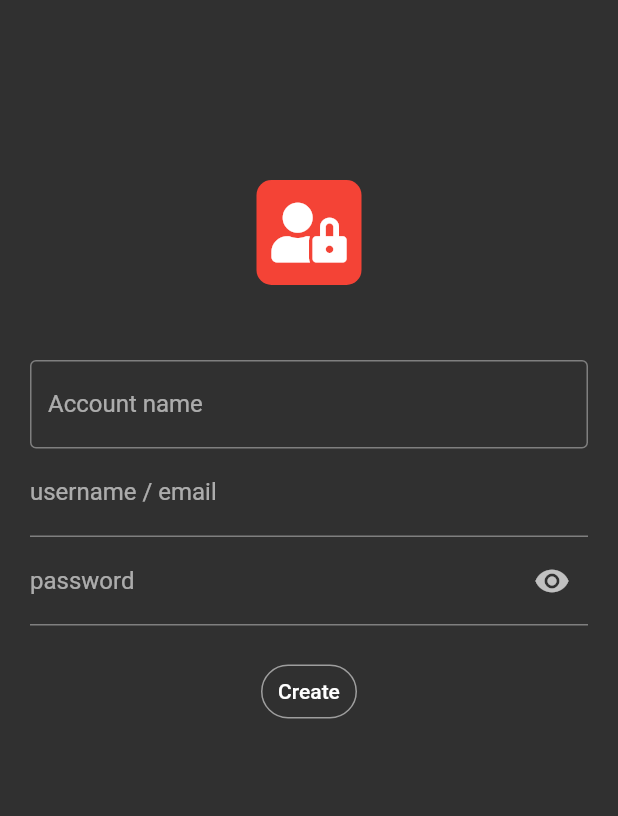
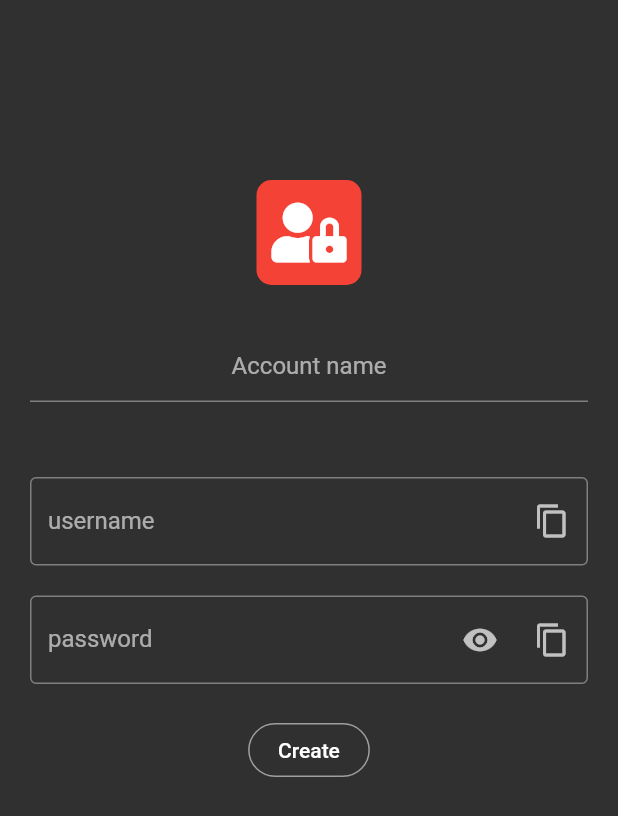
Before and after one commit to vinayakvivek/saver, a Flutter app: the AccountScreen screen opened directly, on a phone screen of 412 x 824 dp. Shown: the top 816 px of the screen. Run offline on Flutter 3.47's test engine with Material 2 defaults, Android fonts, the phone set to English and light mode, and no system bars; our stand-ins replace file_picker, flutter_hooks, flutter_secure_storage, flutter_slidable, font_awesome_flutter, hive and 3 more; missing offline and left inert: encrypt; accounts and stored records are empty.

Commit message:
Add CopyButton, styles changes in Account Screen

```diff
--- a/lib/screens/account_screen.dart
+++ b/lib/screens/account_screen.dart
@@ -6,6 +6,7 @@ import 'package:saver/icons/example_icon.dart';
 import 'package:saver/icons/icons.dart';
 import 'package:saver/models/account.dart';
 import 'package:saver/boxes.dart';
+import 'package:saver/screens/components/copy_button.dart';
 import 'package:saver/screens/components/icon_selector_dialog.dart';
 
 class AccountForm extends HookConsumerWidget {
@@ -16,6 +17,8 @@ class AccountForm extends HookConsumerWidget {
   }) : super(key: key);
   final Account account;
   final bool isUpdate;
+
+  final copyingDuration = const Duration(seconds: 2);
 
   @override
   Widget build(BuildContext context, WidgetRef ref) {
@@ -61,34 +64,51 @@ class AccountForm extends HookConsumerWidget {
             )
           ],
         ),
-        const SizedBox(height: 50.0),
+        const SizedBox(height: 30.0),
         TextFormField(
           controller: nameController,
           decoration: const InputDecoration(
-            border: OutlineInputBorder(),
-            labelText: 'Account name',
+            // border: OutlineInputBorder(),
+            hintText: 'Account name',
           ),
+          textAlign: TextAlign.center,
           onChanged: (value) => name.value = value,
         ),
+        const SizedBox(height: 50.0),
         TextFormField(
           controller: usernameController,
-          decoration: const InputDecoration(
-            border: UnderlineInputBorder(),
-            labelText: 'username / email',
+          decoration: InputDecoration(
+            border: const OutlineInputBorder(),
+            labelText: 'username',
+            hintText: 'Your username or email',
+            suffixIcon: Row(
+              mainAxisSize: MainAxisSize.min,
+              children: [
+                CopyButton(getText: () => username.value),
+              ],
+            ),
           ),
           onChanged: (value) => username.value = value,
         ),
+        const SizedBox(height: 20.0),
         TextFormField(
           controller: passwordController,
           decoration: InputDecoration(
-            border: const UnderlineInputBorder(),
+            border: const OutlineInputBorder(),
             labelText: 'password',
-            suffixIcon: IconButton(
-              onPressed: () {
-                showPassword.value = !showPassword.value;
-              },
-              icon: Icon(
-                  showPassword.value ? Icons.visibility_off : Icons.visibility),
+            suffixIcon: Row(
+              mainAxisSize: MainAxisSize.min,
+              children: [
+                IconButton(
+                  onPressed: () {
+                    showPassword.value = !showPassword.value;
+                  },
+                  icon: Icon(showPassword.value
+                      ? Icons.visibility_off
+                      : Icons.visibility),
+                ),
+                CopyButton(getText: () => password.value),
+              ],
             ),
           ),
           onChanged: (value) => password.value = value,
@@ -103,6 +123,9 @@ class AccountForm extends HookConsumerWidget {
                   borderRadius: BorderRadius.circular(18.0),
                   side: const BorderSide(color: Colors.grey),
                 ),
+              ),
+              padding: MaterialStateProperty.all<EdgeInsets>(
+                const EdgeInsets.symmetric(horizontal: 20.0),
               ),
             ),
             onPressed: () {
--- a/lib/screens/components/account_tile.dart
+++ b/lib/screens/components/account_tile.dart
@@ -1,7 +1,6 @@
 import 'dart:async';
 
 import 'package:flutter/material.dart';
-import 'package:flutter/services.dart';
 import 'package:flutter_hooks/flutter_hooks.dart';
 import 'package:flutter_slidable/flutter_slidable.dart';
 import 'package:font_awesome_flutter/font_awesome_flutter.dart';
@@ -10,18 +9,17 @@ import 'package:saver/context_utils.dart';
 import 'package:saver/icons/icons.dart';
 import 'package:saver/models/account.dart';
 import 'package:saver/screens/account_screen.dart';
+import 'package:saver/screens/components/copy_button.dart';
 
 class AccountTile extends HookConsumerWidget {
   const AccountTile({Key? key, required this.account}) : super(key: key);
   final Account account;
 
   final showPasswordDuration = const Duration(seconds: 10);
-  final copyingDuration = const Duration(seconds: 2);
 
   @override
   Widget build(BuildContext context, WidgetRef ref) {
     final showPassword = useState(false);
-    final copying = useState(false);
     return Padding(
       padding: const EdgeInsets.symmetric(vertical: 2.0),
       child: Slidable(
@@ -125,18 +123,7 @@ class AccountTile extends HookConsumerWidget {
                   },
                   icon: const Icon(Icons.edit),
                 ),
-                IconButton(
-                  onPressed: () async {
-                    doPostAuth(ref, () {
-                      Clipboard.setData(ClipboardData(text: account.password));
-                      copying.value = true;
-                      Timer(copyingDuration, () {
-                        copying.value = false;
-                      });
-                    });
-                  },
-                  icon: Icon(copying.value ? Icons.check : Icons.copy),
-                ),
+                CopyButton(getText: () => account.password),
               ],
             ),
           ),
--- /dev/null
+++ b/lib/screens/components/copy_button.dart
@@ -0,0 +1,34 @@
+import 'dart:async';
+
+import 'package:flutter/material.dart';
+import 'package:flutter/services.dart';
+import 'package:flutter_hooks/flutter_hooks.dart';
+import 'package:hooks_riverpod/hooks_riverpod.dart';
+import 'package:saver/context_utils.dart';
+
+class CopyButton extends HookConsumerWidget {
+  const CopyButton({
+    Key? key,
+    required this.getText,
+  }) : super(key: key);
+  final String Function() getText;
+
+  final copyingDuration = const Duration(seconds: 2);
+
+  @override
+  Widget build(BuildContext context, WidgetRef ref) {
+    final copying = useState(false);
+    return IconButton(
+      onPressed: () async {
+        doPostAuth(ref, () {
+          Clipboard.setData(ClipboardData(text: getText()));
+          copying.value = true;
+          Timer(copyingDuration, () {
+            copying.value = false;
+          });
+        });
+      },
+      icon: Icon(copying.value ? Icons.check : Icons.copy),
+    );
+  }
+}
```
